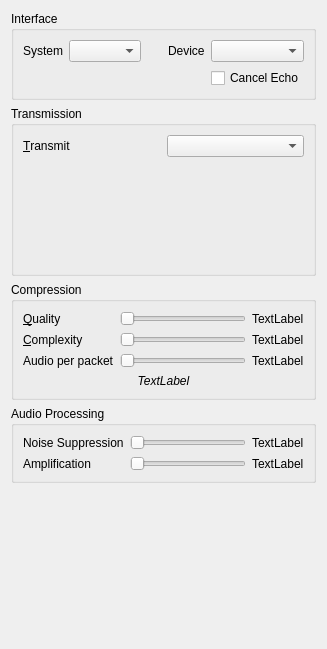
mumble-voip/mumble, file src/mumble/AudioInput.ui: the form before one commit.
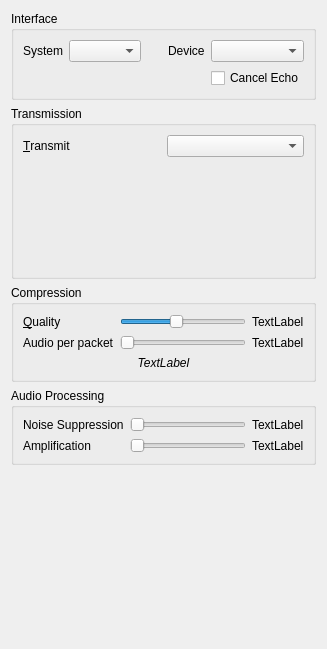
The form after the commit.

```diff
--- a/src/mumble/AudioInput.ui
+++ b/src/mumble/AudioInput.ui
@@ -346,7 +346,7 @@
            <x>0</x>
            <y>0</y>
            <width>266</width>
-           <height>113</height>
+           <height>117</height>
           </rect>
          </property>
         </widget>
@@ -380,7 +380,7 @@
          <string>&lt;b>This sets the quality of compression.&lt;/b>&lt;br />This determines how much bandwidth Mumble is allowed to use for outgoing audio.</string>
         </property>
         <property name="minimum" >
-         <number>2</number>
+         <number>1</number>
         </property>
         <property name="maximum" >
          <number>10</number>
@@ -388,6 +388,9 @@
         <property name="pageStep" >
          <number>2</number>
         </property>
+        <property name="value" >
+         <number>5</number>
+        </property>
         <property name="orientation" >
          <enum>Qt::Horizontal</enum>
         </property>
@@ -407,51 +410,6 @@
        </widget>
       </item>
       <item row="1" column="0" >
-       <widget class="QLabel" name="qliComplexity" >
-        <property name="text" >
-         <string>&amp;Complexity</string>
-        </property>
-        <property name="buddy" >
-         <cstring>qsComplexity</cstring>
-        </property>
-       </widget>
-      </item>
-      <item row="1" column="1" >
-       <widget class="QSlider" name="qsComplexity" >
-        <property name="toolTip" >
-         <string>Complexity of compression (CPU)</string>
-        </property>
-        <property name="whatsThis" >
-         <string>&lt;b>This sets the complexity of compression.&lt;/b>&lt;br />This determines how much CPU Mumble is allowed to use to increase transmitted voice quality. Settings above 5 give only marginal gain.</string>
-        </property>
-        <property name="minimum" >
-         <number>4</number>
-        </property>
-        <property name="maximum" >
-         <number>10</number>
-        </property>
-        <property name="pageStep" >
-         <number>2</number>
-        </property>
-        <property name="orientation" >
-         <enum>Qt::Horizontal</enum>
-        </property>
-       </widget>
-      </item>
-      <item row="1" column="2" >
-       <widget class="QLabel" name="qlComplexity" >
-        <property name="minimumSize" >
-         <size>
-          <width>30</width>
-          <height>0</height>
-         </size>
-        </property>
-        <property name="text" >
-         <string>TextLabel</string>
-        </property>
-       </widget>
-      </item>
-      <item row="2" column="0" >
        <widget class="QLabel" name="qliFrames" >
         <property name="text" >
          <string>Audio per packet</string>
@@ -461,7 +419,7 @@
         </property>
        </widget>
       </item>
-      <item row="2" column="1" >
+      <item row="1" column="1" >
        <widget class="QSlider" name="qsFrames" >
         <property name="toolTip" >
          <string>How many audio frames to send per packet</string>
@@ -483,7 +441,7 @@
         </property>
        </widget>
       </item>
-      <item row="2" column="2" >
+      <item row="1" column="2" >
        <widget class="QLabel" name="qlFrames" >
         <property name="minimumSize" >
          <size>
@@ -496,7 +454,7 @@
         </property>
        </widget>
       </item>
-      <item row="3" column="0" colspan="3" >
+      <item row="2" column="0" colspan="3" >
        <widget class="QLabel" name="qlBitrate" >
         <property name="font" >
          <font>
```
Left out of the diff: 1 changed line with no effect on the pictures.
